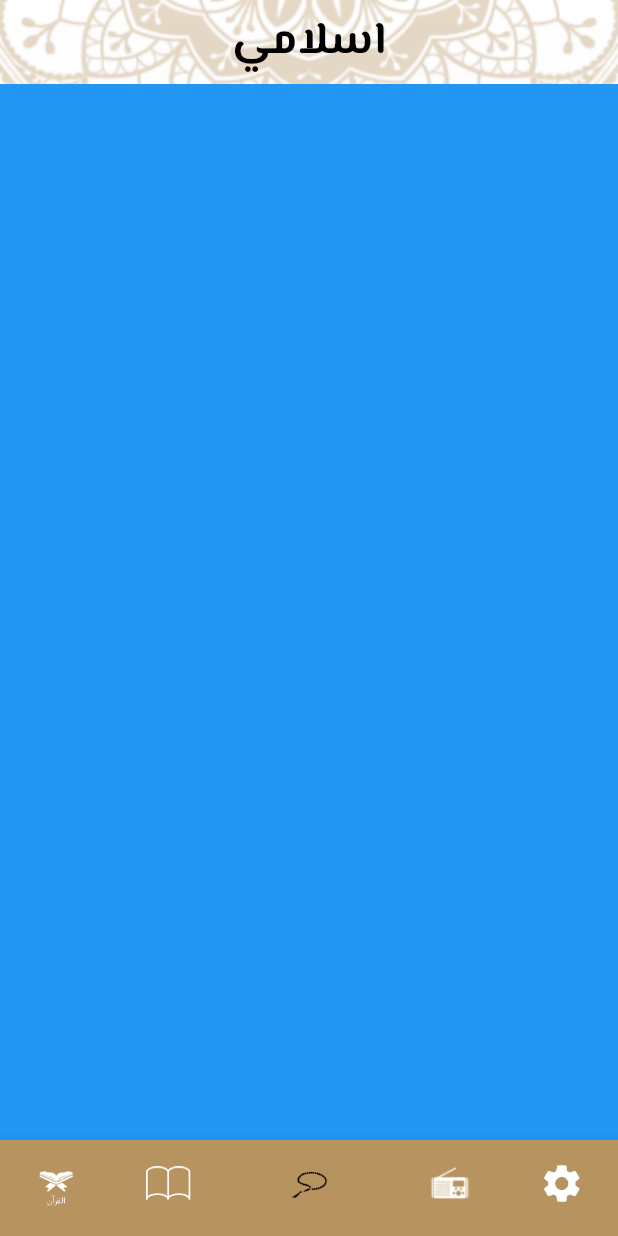
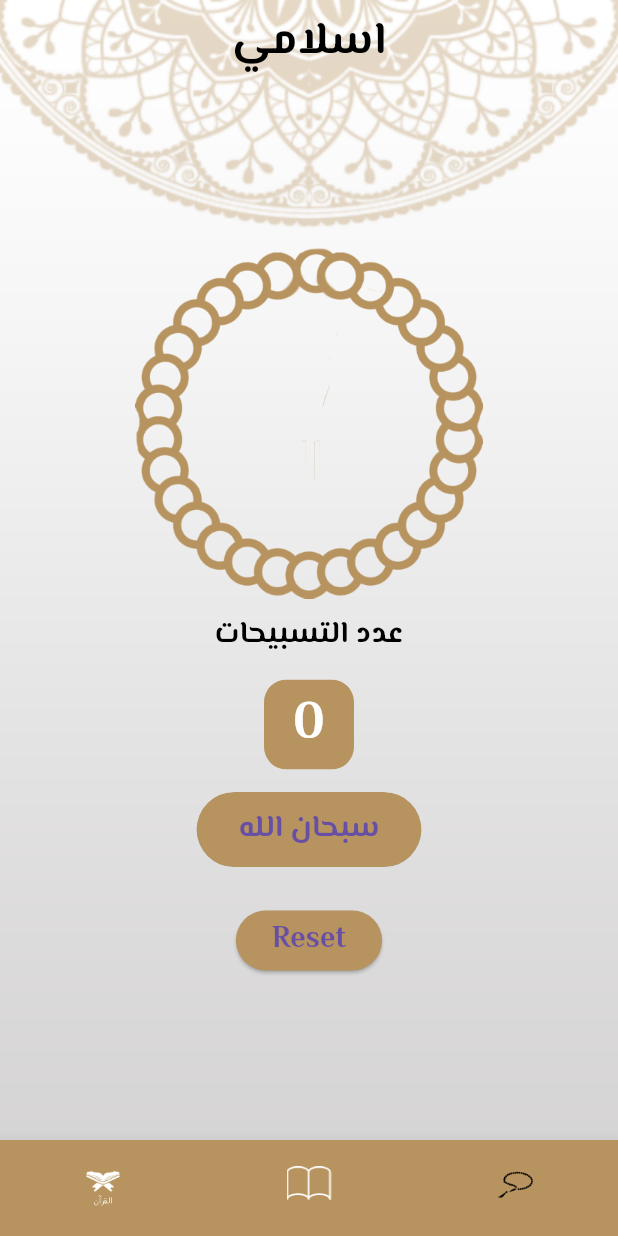
Before and after one commit to ahmaddamr/islami_app, a Flutter app: the screen it shows after launch, item 3 of the bottom bar chosen, on a phone screen of 412 x 824 dp. Run offline on Flutter 3.47's test engine with Material 3 defaults, Android fonts, the phone set to English and light mode, and no system bars; our stand-ins replace google_fonts; generated files the repository leaves out were written again.

```diff
--- /dev/null
+++ b/l10n.yaml
@@ -0,0 +1,3 @@
+arb-dir: lib/l10n
+template-arb-file: app_en.arb
+output-localization-file: app_localizations.dart
--- a/lib/home_screen.dart
+++ b/lib/home_screen.dart
@@ -74,20 +74,20 @@ class _HomeScreenState extends State<HomeScreen> {
                 ),
                 backgroundColor: MyThemeData.primaryColor,
                 label: 'sebha'),
-            BottomNavigationBarItem(
-                icon: ImageIcon(
-                  AssetImage('assets/images/radio.png'),
-                  size: 30,
-                ),
-                backgroundColor: MyThemeData.primaryColor,
-                label: 'radio'),
-            BottomNavigationBarItem(
-                icon: Icon(
-                  Icons.settings,
-                  size: 30,
-                ),
-                backgroundColor: MyThemeData.primaryColor,
-                label: 'settings'),
+            // BottomNavigationBarItem(
+            //     icon: ImageIcon(
+            //       AssetImage('assets/images/radio.png'),
+            //       size: 30,
+            //     ),
+            //     backgroundColor: MyThemeData.primaryColor,
+            //     label: 'radio'),
+            // BottomNavigationBarItem(
+            //     icon: Icon(
+            //       Icons.settings,
+            //       size: 30,
+            //     ),
+            //     backgroundColor: MyThemeData.primaryColor,
+            //     label: 'settings'),
           ],
           selectedItemColor: Colors.black,
           backgroundColor: Color(0xffB7935F),
--- /dev/null
+++ b/lib/l10n/app_ar.arb
@@ -0,0 +1,6 @@
+{
+  "appTitle": "اسلامي",
+  "@helloWorld": {
+    "description": "The conventional newborn programmer greeting"
+  }
+}
--- /dev/null
+++ b/lib/l10n/app_en.arb
@@ -0,0 +1,6 @@
+{
+  "appTitle": "islami",
+  "@helloWorld": {
+    "description": "The conventional newborn programmer greeting"
+  }
+}
--- a/lib/main.dart
+++ b/lib/main.dart
@@ -1,8 +1,10 @@
 import 'package:flutter/material.dart';
-import 'package:islami_app/ahadeth_details.dart';
+import 'package:flutter_localizations/flutter_localizations.dart';
+import 'package:islami_app/screens/ahadeth_details.dart';
 import 'package:islami_app/home_screen.dart';
-import 'package:islami_app/surah_details.dart';
+import 'package:islami_app/screens/surah_details.dart';
 import 'package:islami_app/theme.dart';
+import 'package:flutter_gen/gen_l10n/app_localizations.dart';
 
 void main() {
   runApp(const IslamiApp());
@@ -14,6 +16,16 @@ class IslamiApp extends StatelessWidget {
   @override
   Widget build(BuildContext context) {
     return MaterialApp(
+        localizationsDelegates: [
+            AppLocalizations.delegate,
+    GlobalMaterialLocalizations.delegate,
+    GlobalWidgetsLocalizations.delegate,
+    GlobalCupertinoLocalizations.delegate,
+  ],
+  supportedLocales: [
+    Locale('en'), // English
+    Locale('ar'),
+  ],
 
       theme: MyThemeData.lightTheme,
       darkTheme: MyThemeData.darkTheme,
--- a/lib/tabs/ahades_tab.dart
+++ b/lib/tabs/ahades_tab.dart
@@ -1,7 +1,7 @@
 import 'package:flutter/material.dart';
 import 'package:flutter/services.dart';
 import 'package:google_fonts/google_fonts.dart';
-import 'package:islami_app/ahadeth_details.dart';
+import 'package:islami_app/screens/ahadeth_details.dart';
 import 'package:islami_app/models/hadeth_model.dart';
 
 class ahadesTab extends StatelessWidget {
--- a/lib/tabs/quran_tab.dart
+++ b/lib/tabs/quran_tab.dart
@@ -1,7 +1,7 @@
 import 'package:flutter/material.dart';
 import 'package:google_fonts/google_fonts.dart';
 import 'package:islami_app/models/surah_model.dart';
-import 'package:islami_app/surah_details.dart';
+import 'package:islami_app/screens/surah_details.dart';
 import 'package:islami_app/theme.dart';
 
 class QuranTab extends StatelessWidget {
--- a/lib/tabs/sebha_tab.dart
+++ b/lib/tabs/sebha_tab.dart
@@ -1,12 +1,96 @@
 import 'package:flutter/material.dart';
+import 'package:google_fonts/google_fonts.dart';
 
-class sebhaTab extends StatelessWidget {
-  const sebhaTab({super.key});
-  static String id = 'QuranTab';
+class sebhaTab extends StatefulWidget {
+  // const sebhaTab({super.key});
+  static String id = 'sebhaTab';
+
+  @override
+  State<sebhaTab> createState() => _sebhaTabState();
+}
+
+class _sebhaTabState extends State<sebhaTab> {
+  int count = 0 ;
+
   @override
   Widget build(BuildContext context) {
-    return Container(
-      color: Colors.blue,
+    return Column(
+      crossAxisAlignment: CrossAxisAlignment.center,
+      mainAxisAlignment: MainAxisAlignment.center,
+      children: [
+              Center(child: Image.asset('assets/images/body@2x.png')),
+              const SizedBox(
+                height: 10,
+              ),
+              Text('عدد التسبيحات',
+              style: GoogleFonts.elMessiri(
+                fontSize: 20,
+                fontWeight: FontWeight.bold
+              ),),
+              const SizedBox(
+                height: 15,
+              ),
+              ClipRRect(
+                borderRadius: BorderRadius.circular(15),
+                child: Container(
+                  width: 60,
+                  height: 60,
+                  decoration:const BoxDecoration(
+                    color: Color(0xffB7935F)
+                  ),
+                  child: Center(child: Text('$count',
+                  style: TextStyle(
+                    color: Colors.white,
+                    fontSize: 35,
+                    fontWeight: FontWeight.bold
+                  ),),
+                  ),
+                ),
+              ),
+              const SizedBox(
+                height: 15,
+              ),
+              ClipRRect(
+                borderRadius: BorderRadius.circular(25),
+                child: Container(
+                  width: 150,
+                  height: 50,
+                  child: ElevatedButton(
+                    style:const ButtonStyle(
+                      iconSize: MaterialStatePropertyAll(20),
+                      backgroundColor: MaterialStatePropertyAll(Color(0xffB7935F)),
+                    ),
+                    onPressed: () {
+                      count++;
+                      setState(() {
+
+                      });
+                    }, child: Text('سبحان الله',style: GoogleFonts.elMessiri(
+                    fontSize: 20,
+                    fontWeight: FontWeight.bold
+                  ),)),
+                ),
+              ),
+              SizedBox(
+                height: 25,
+              ),
+              ElevatedButton(
+                    style:const ButtonStyle(
+                      iconSize: MaterialStatePropertyAll(20),
+                      backgroundColor: MaterialStatePropertyAll(Color(0xffB7935F)),
+                    ),
+                    onPressed: () {
+                      count=0;
+                      setState(() {
+
+                      });
+                    }, child: Text('Reset',style: GoogleFonts.elMessiri(
+                    fontSize: 20,
+                    fontWeight: FontWeight.bold
+                  ),)),
+
+      ],
     );
+
   }
 }
--- a/pubspec.yaml
+++ b/pubspec.yaml
@@ -31,8 +31,12 @@ dependencies:
   cupertino_icons: ^1.0.2
   flutter:
     sdk: flutter
+  flutter_localization: ^0.2.0
+  flutter_localizations:
+    sdk: flutter
   flutter_native_splash: ^2.3.7
   google_fonts: ^6.1.0
+  intl: any
 
 dev_dependencies:
 
@@ -50,6 +54,7 @@ dev_dependencies:
 # The following section is specific to Flutter packages.
 flutter:
 
+  generate: true
   # The following line ensures that the Material Icons font is
   # included with your application, so that you can use the icons in
   # the material Icons class.
```
Also changed, not shown: assets/images/2x/body@2x.png (renamed from assets/images/body of seb7a@2x.png), assets/images/2x/head@2x.png (renamed from assets/images/head of seb7a@2x.png), assets/images/3x/body@2x.png (renamed from assets/images/body of seb7a@3x.png), assets/images/3x/head@2x.png (renamed from assets/images/head of seb7a@3x.png), assets/images/body@2x.png (renamed from assets/images/body of seb7a.png), assets/images/head@.png (renamed from assets/images/head of seb7a.png), lib/screens/ahadeth_details.dart (renamed from lib/ahadeth_details.dart), lib/screens/surah_details.dart (renamed from lib/surah_details.dart), pubspec.lock, 5 other files.
